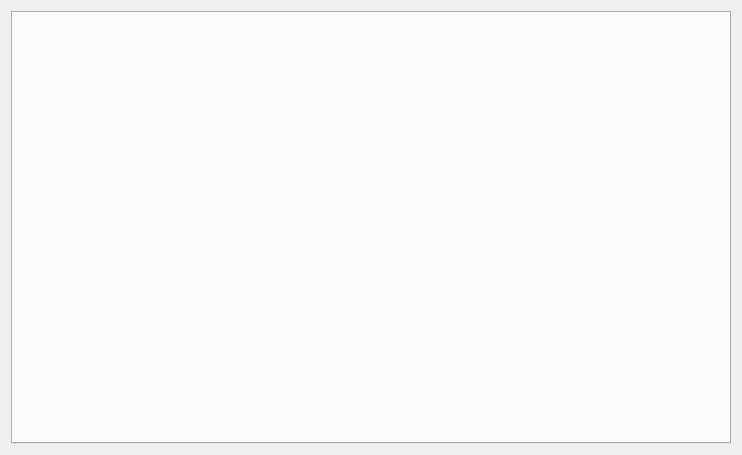
Qt form src/mkvtoolnix-gui/forms/watch_jobs/tool.ui (jpsdr/MKVToolnix-Windows-7) before a commit.
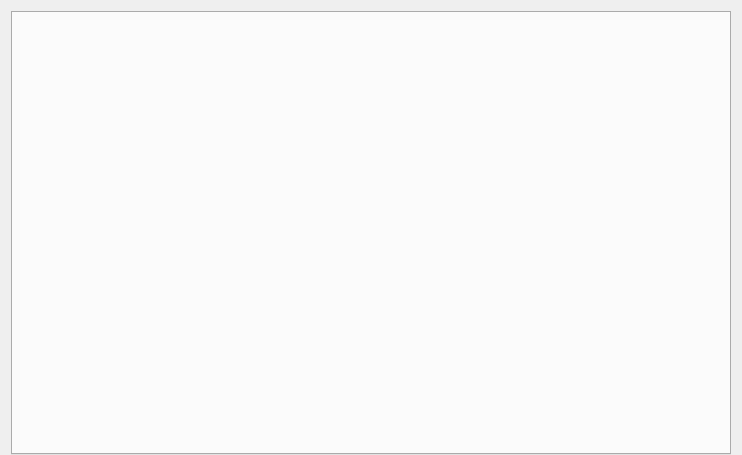
The same form after that commit.

Commit message:
GUI: fix tool content's bottom to align with tool selector
Fixes #1194.

The edit to the form file:
```diff
--- a/src/mkvtoolnix-gui/forms/watch_jobs/tool.ui
+++ b/src/mkvtoolnix-gui/forms/watch_jobs/tool.ui
@@ -14,6 +14,9 @@
    <string notr="true">Form</string>
   </property>
   <layout class="QVBoxLayout" name="verticalLayout">
+   <property name="bottomMargin">
+    <number>0</number>
+   </property>
    <item>
     <widget class="QTabWidget" name="widgets">
      <property name="currentIndex">
```
The commit also changes 5 other files.
